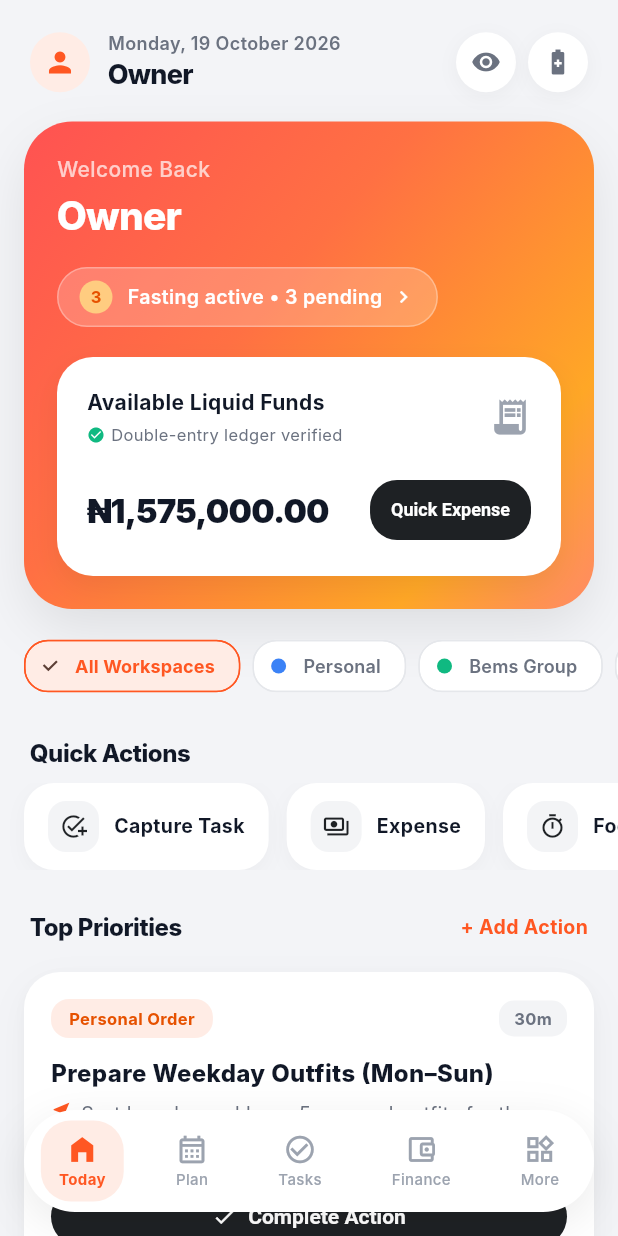
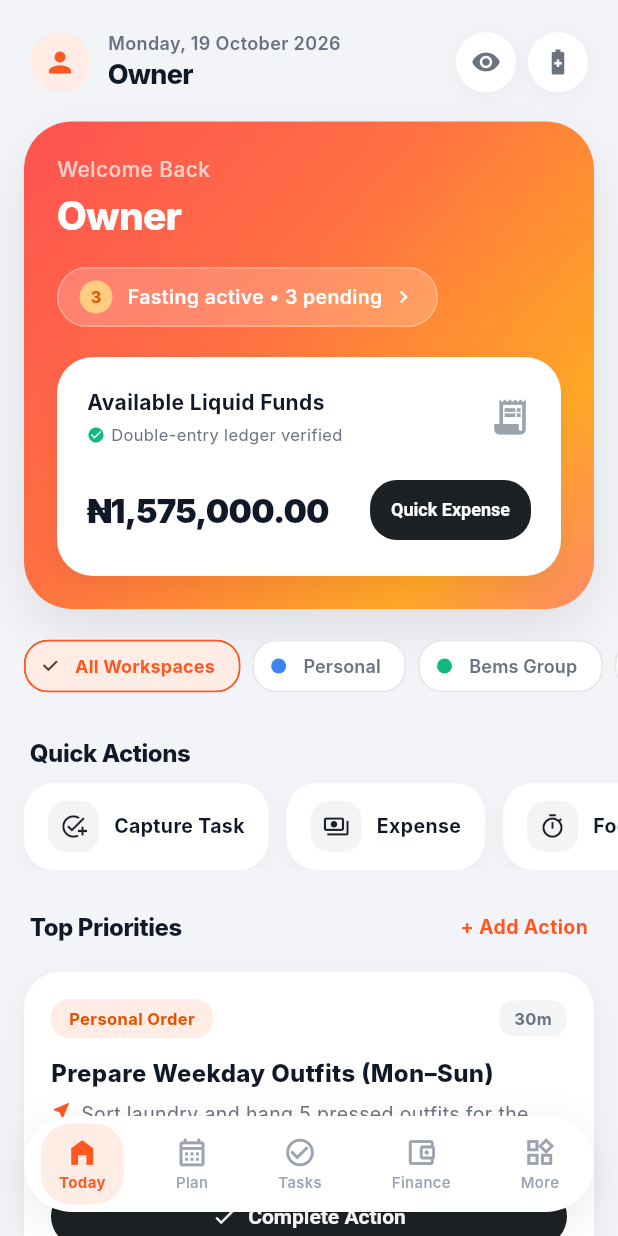
Before and after one commit to HENOVATE-Tech/Personal-App, a Flutter app: the screen it shows after launch, on a phone screen of 412 x 824 dp. Run offline on Flutter 3.47's test engine with Material 3 defaults, Android fonts, the phone set to English and light mode, and no system bars; missing offline and left inert: postgres; network calls fail; Roboto replaces fonts that are missing (Inter).

Commit message:
fix(ui): responsive full-width mobile layout, iOS SafeArea notch avoidance & bottom navigation bar alignment

```diff
--- a/lib/core/widgets/app_shell.dart
+++ b/lib/core/widgets/app_shell.dart
@@ -50,23 +50,11 @@ class _AppShellState extends State<AppShell> {
       const MoreHubScreen(),
     ];
 
-    // Responsive Mobile Container: Center mobile frame on wider screens with soft backdrop
-    return Scaffold(
-      backgroundColor: const Color(0xFFE5E7EB), // Soft neutral backdrop for web desktop
-      body: Center(
-        child: Container(
-          constraints: const BoxConstraints(maxWidth: 440),
-          decoration: BoxDecoration(
-            color: AppTheme.background,
-            boxShadow: [
-              BoxShadow(
-                color: Colors.black.withOpacity(0.08),
-                blurRadius: 40,
-                offset: const Offset(0, 10),
-              ),
-            ],
-          ),
-          child: Stack(
+    final mediaQuery = MediaQuery.of(context);
+    final isDesktop = mediaQuery.size.width >= 600;
+    final bottomInset = mediaQuery.padding.bottom;
+
+    final shellContent = Stack(
       children: [
         // Active Screen Content
         IndexedStack(
@@ -78,12 +66,12 @@ class _AppShellState extends State<AppShell> {
         Positioned(
           left: 16,
           right: 16,
-                bottom: 16,
+          bottom: bottomInset > 0 ? bottomInset + 8 : 16,
           child: Container(
-                  height: 68,
+            height: 64,
             decoration: BoxDecoration(
               color: Colors.white,
-                    borderRadius: BorderRadius.circular(34),
+              borderRadius: BorderRadius.circular(32),
               boxShadow: [
                 BoxShadow(
                   color: Colors.black.withOpacity(0.08),
@@ -105,7 +93,35 @@ class _AppShellState extends State<AppShell> {
           ),
         ),
       ],
+    );
+
+    if (!isDesktop) {
+      // Mobile View: Full 100% width, native mobile experience with no side letterboxing
+      return Scaffold(
+        backgroundColor: AppTheme.background,
+        body: SizedBox.expand(
+          child: shellContent,
         ),
+      );
+    }
+
+    // Desktop/Wide View: Centered mobile mockup frame with soft backdrop
+    return Scaffold(
+      backgroundColor: const Color(0xFFE5E7EB),
+      body: Center(
+        child: Container(
+          constraints: const BoxConstraints(maxWidth: 440),
+          decoration: BoxDecoration(
+            color: AppTheme.background,
+            boxShadow: [
+              BoxShadow(
+                color: Colors.black.withOpacity(0.08),
+                blurRadius: 40,
+                offset: const Offset(0, 10),
+              ),
+            ],
+          ),
+          child: shellContent,
         ),
       ),
     );
--- a/lib/features/calendar/screens/calendar_screen.dart
+++ b/lib/features/calendar/screens/calendar_screen.dart
@@ -41,7 +41,7 @@ class _CalendarScreenState extends State<CalendarScreen> {
             ],
           ),
           body: ListView(
-            padding: const EdgeInsets.fromLTRB(16, 8, 16, 100),
+            padding: EdgeInsets.fromLTRB(16, 8, 16, 110 + MediaQuery.of(context).padding.bottom),
             children: [
               // Month Selector Header Card
               Container(
--- a/lib/features/finance/screens/finance_overview_screen.dart
+++ b/lib/features/finance/screens/finance_overview_screen.dart
@@ -256,7 +256,7 @@ class FinanceOverviewScreen extends StatelessWidget {
             ],
           ),
           body: ListView(
-            padding: const EdgeInsets.fromLTRB(16, 8, 16, 100),
+            padding: EdgeInsets.fromLTRB(16, 8, 16, 110 + MediaQuery.of(context).padding.bottom),
             children: [
               // Sunset Mesh Gradient Balance Card
               Container(
--- a/lib/features/settings/screens/settings_screen.dart
+++ b/lib/features/settings/screens/settings_screen.dart
@@ -110,7 +110,7 @@ class SettingsScreen extends StatelessWidget {
                               Container(
                                 width: 50,
                                 height: 50,
-                                decoration: BoxDecoration(
+                                decoration: const BoxDecoration(
                                   gradient: AppTheme.coralMeshGradient,
                                   shape: BoxShape.circle,
                                 ),
--- a/lib/features/tasks/screens/task_list_screen.dart
+++ b/lib/features/tasks/screens/task_list_screen.dart
@@ -114,7 +114,7 @@ class _TaskListScreenState extends State<TaskListScreen> {
                         ),
                       )
                     : ListView(
-                        padding: const EdgeInsets.fromLTRB(16, 4, 16, 100),
+                        padding: EdgeInsets.fromLTRB(16, 4, 16, 110 + MediaQuery.of(context).padding.bottom),
                         children: [
                           if (pendingTasks.isNotEmpty) ...[
                             Padding(
--- a/lib/features/today/screens/today_dashboard_screen.dart
+++ b/lib/features/today/screens/today_dashboard_screen.dart
@@ -77,9 +77,11 @@ class _TodayDashboardScreenState extends State<TodayDashboardScreen> {
 
         return Scaffold(
           backgroundColor: AppTheme.background,
-          body: SingleChildScrollView(
-            padding: const EdgeInsets.only(bottom: 100),
-            child: Column(
+          body: SafeArea(
+            bottom: false,
+            child: SingleChildScrollView(
+              padding: EdgeInsets.only(bottom: 110 + MediaQuery.of(context).padding.bottom),
+              child: Column(
               crossAxisAlignment: CrossAxisAlignment.start,
               children: [
                 // Top Custom Header Controls
@@ -91,10 +93,10 @@ class _TodayDashboardScreenState extends State<TodayDashboardScreen> {
                       Expanded(
                         child: Row(
                           children: [
-                            CircleAvatar(
+                            const CircleAvatar(
                               radius: 20,
-                              backgroundColor: const Color(0xFFFFECE5),
-                              child: const Icon(Icons.person, color: AppTheme.coralPrimary, size: 22),
+                              backgroundColor: Color(0xFFFFECE5),
+                              child: Icon(Icons.person, color: AppTheme.coralPrimary, size: 22),
                             ),
                             const SizedBox(width: 12),
                             Expanded(
@@ -251,14 +253,14 @@ class _TodayDashboardScreenState extends State<TodayDashboardScreen> {
                           child: Column(
                             crossAxisAlignment: CrossAxisAlignment.start,
                             children: [
-                              Row(
+                              const Row(
                                 mainAxisAlignment: MainAxisAlignment.spaceBetween,
                                 children: [
                                   Expanded(
                                     child: Column(
                                       crossAxisAlignment: CrossAxisAlignment.start,
                                       children: [
-                                        const Text(
+                                        Text(
                                           'Available Liquid Funds',
                                           style: TextStyle(
                                             fontSize: 14,
@@ -266,9 +268,9 @@ class _TodayDashboardScreenState extends State<TodayDashboardScreen> {
                                             color: AppTheme.textPrimary,
                                           ),
                                         ),
-                                        const SizedBox(height: 4),
+                                        SizedBox(height: 4),
                                         Row(
-                                          children: const [
+                                          children: [
                                             Icon(Icons.check_circle, size: 12, color: Color(0xFF10B981)),
                                             SizedBox(width: 4),
                                             Flexible(
@@ -283,8 +285,8 @@ class _TodayDashboardScreenState extends State<TodayDashboardScreen> {
                                       ],
                                     ),
                                   ),
-                                  const SizedBox(width: 8),
-                                  const Icon(Icons.receipt_long, color: AppTheme.textTertiary, size: 28),
+                                  SizedBox(width: 8),
+                                  Icon(Icons.receipt_long, color: AppTheme.textTertiary, size: 28),
                                 ],
                               ),
                               const SizedBox(height: 18),
@@ -909,7 +911,8 @@ class _TodayDashboardScreenState extends State<TodayDashboardScreen> {
               ],
             ),
           ),
-        );
+        ),
+      );
       },
     );
   }
```
Also changed, not shown: lib/features/more/screens/more_hub_screen.dart (+9 -2 lines), 1 other file. Lines whose indentation alone changed are shown as unchanged.
